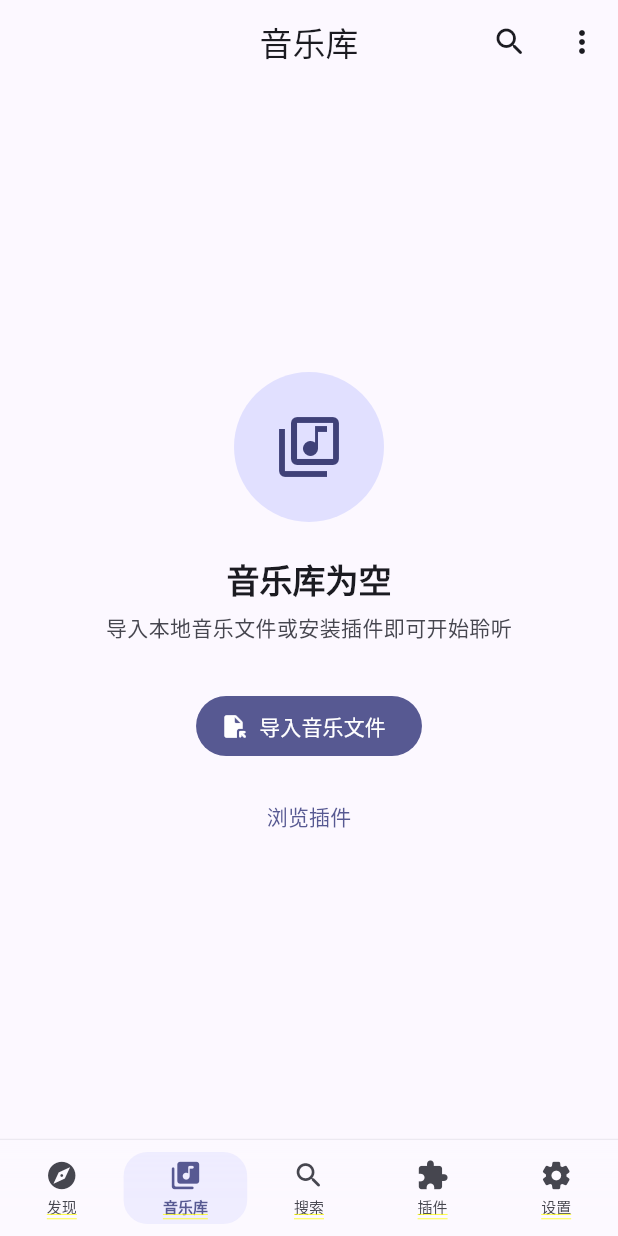
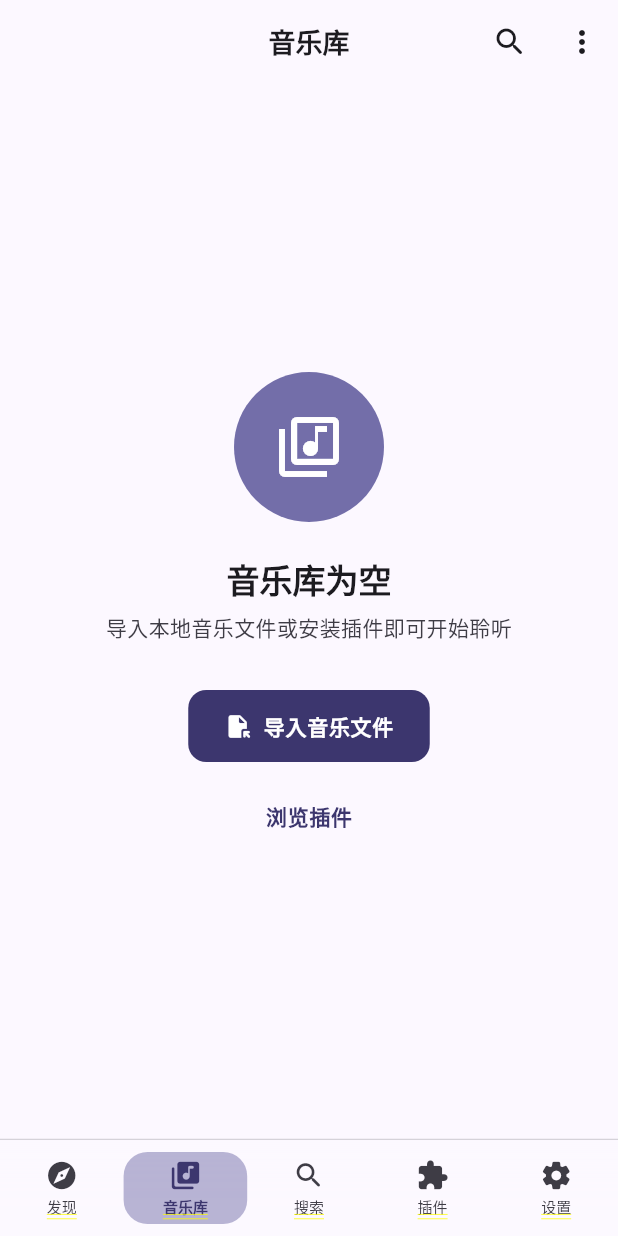
Before and after one commit to Chengxiaoyu1119/MusicFlow, a Flutter app: the screen it shows after launch, item 2 of the bottom bar chosen, on a phone screen of 412 x 824 dp. Run offline on Flutter 3.47's test engine with Material 3 defaults, Android fonts, the phone set to English and light mode, and no system bars; our stand-ins replace audio_service, cached_network_image, dio, file_picker, flutter_riverpod, go_router and 10 more; missing offline and left inert: encrypt, hotkey_manager, shelf_router, tray_manager, window_manager; accounts and stored records are empty.

Commit message:
feat: rich theme system, polished music tiles, improved typography

```diff
--- a/lib/core/theme/app_theme.dart
+++ b/lib/core/theme/app_theme.dart
@@ -1,57 +1,71 @@
 import 'package:flutter/material.dart';
 
 class AppTheme {
+  // 更鲜艳的种子色
+  static const Color _seedColor = Color(0xFF6C5CE7);
+
   static ThemeData light() {
     final colorScheme = ColorScheme.fromSeed(
-      seedColor: const Color(0xFF6366F1),
+      seedColor: _seedColor,
       brightness: Brightness.light,
+      contrastLevel: 0.4,
     );
     return _buildTheme(colorScheme);
   }
 
   static ThemeData dark() {
     final colorScheme = ColorScheme.fromSeed(
-      seedColor: const Color(0xFF6366F1),
+      seedColor: _seedColor,
       brightness: Brightness.dark,
+      contrastLevel: 0.4,
     );
     return _buildTheme(colorScheme);
   }
 
   static ThemeData _buildTheme(ColorScheme colorScheme) {
+    final isDark = colorScheme.brightness == Brightness.dark;
+
     return ThemeData(
       useMaterial3: true,
       colorScheme: colorScheme,
       brightness: colorScheme.brightness,
-      // Card
+
+      // 全局排版
+      textTheme: TextTheme(
+        headlineLarge: TextStyle(
+          fontWeight: FontWeight.w700, letterSpacing: -1,
+          color: colorScheme.onSurface,
+        ),
+        headlineMedium: TextStyle(
+          fontWeight: FontWeight.w700, letterSpacing: -0.5,
+          color: colorScheme.onSurface,
+        ),
+        titleLarge: TextStyle(
+          fontWeight: FontWeight.w600,
+          color: colorScheme.onSurface,
+        ),
+        titleMedium: TextStyle(
+          fontWeight: FontWeight.w600,
+          color: colorScheme.onSurface,
+        ),
+        bodyLarge: TextStyle(color: colorScheme.onSurface),
+        bodyMedium: TextStyle(color: colorScheme.onSurface),
+        bodySmall: TextStyle(color: colorScheme.onSurfaceVariant),
+        labelLarge: TextStyle(fontWeight: FontWeight.w600, letterSpacing: 0.5),
+        labelSmall: TextStyle(fontWeight: FontWeight.w500, letterSpacing: 0.3),
+      ),
+
+      // Card — 圆角 + 阴影
       cardTheme: CardThemeData(
-        elevation: 0,
+        elevation: isDark ? 0 : 1,
+        shadowColor: colorScheme.shadow.withValues(alpha: 0.1),
         shape: RoundedRectangleBorder(
           borderRadius: BorderRadius.circular(16),
         ),
         clipBehavior: Clip.antiAlias,
+        color: colorScheme.surfaceContainerLow,
       ),
-      // Navigation Bar
-      navigationBarTheme: NavigationBarThemeData(
-        elevation: 0,
-        labelBehavior: NavigationDestinationLabelBehavior.onlyShowSelected,
-        indicatorShape: RoundedRectangleBorder(
-          borderRadius: BorderRadius.circular(12),
-        ),
-      ),
-      // Bottom Sheet
-      bottomSheetTheme: const BottomSheetThemeData(
-        showDragHandle: true,
-        modalElevation: 0,
-      ),
-      // Slider
-      sliderTheme: SliderThemeData(
-        trackHeight: 4,
-        thumbShape: const RoundSliderThumbShape(enabledThumbRadius: 6),
-        overlayShape: const RoundSliderOverlayShape(overlayRadius: 16),
-        activeTrackColor: colorScheme.primary,
-        inactiveTrackColor: colorScheme.surfaceContainerHighest,
-        thumbColor: colorScheme.primary,
-      ),
+
       // App Bar
       appBarTheme: AppBarTheme(
         centerTitle: true,
@@ -59,7 +73,39 @@ class AppTheme {
         scrolledUnderElevation: 0.5,
         backgroundColor: Colors.transparent,
         foregroundColor: colorScheme.onSurface,
+        titleTextStyle: TextStyle(
+          color: colorScheme.onSurface,
+          fontSize: 18,
+          fontWeight: FontWeight.w600,
+        ),
       ),
+
+      // Bottom Sheet
+      bottomSheetTheme: BottomSheetThemeData(
+        showDragHandle: true,
+        modalElevation: 0,
+        shape: const RoundedRectangleBorder(
+          borderRadius: BorderRadius.vertical(top: Radius.circular(24)),
+        ),
+        backgroundColor: colorScheme.surface,
+      ),
+
+      // Slider
+      sliderTheme: SliderThemeData(
+        trackHeight: 5,
+        thumbShape: const RoundSliderThumbShape(enabledThumbRadius: 7),
+        overlayShape: const RoundSliderOverlayShape(overlayRadius: 20),
+        activeTrackColor: colorScheme.primary,
+        inactiveTrackColor: colorScheme.surfaceContainerHighest,
+        thumbColor: colorScheme.primary,
+        valueIndicatorColor: colorScheme.primary,
+        valueIndicatorTextStyle: TextStyle(
+          color: colorScheme.onPrimary,
+          fontSize: 12,
+          fontWeight: FontWeight.w600,
+        ),
+      ),
+
       // Icon Button
       iconButtonTheme: IconButtonThemeData(
         style: IconButton.styleFrom(
@@ -68,12 +114,59 @@ class AppTheme {
           ),
         ),
       ),
+
+      // Elevated Button
+      elevatedButtonTheme: ElevatedButtonThemeData(
+        style: ElevatedButton.styleFrom(
+          elevation: 0,
+          shape: RoundedRectangleBorder(
+            borderRadius: BorderRadius.circular(12),
+          ),
+          padding: const EdgeInsets.symmetric(horizontal: 24, vertical: 14),
+        ),
+      ),
+
+      // Filled Button
+      filledButtonTheme: FilledButtonThemeData(
+        style: FilledButton.styleFrom(
+          shape: RoundedRectangleBorder(
+            borderRadius: BorderRadius.circular(12),
+          ),
+          padding: const EdgeInsets.symmetric(horizontal: 24, vertical: 14),
+        ),
+      ),
+
       // Search Bar
       searchBarTheme: SearchBarThemeData(
         elevation: WidgetStateProperty.all(0),
-        backgroundColor: WidgetStateProperty.all(colorScheme.surfaceContainerHighest),
+        backgroundColor: WidgetStateProperty.all(
+          colorScheme.surfaceContainerHighest,
+        ),
         shape: WidgetStateProperty.all(
           RoundedRectangleBorder(borderRadius: BorderRadius.circular(28)),
+        ),
+      ),
+
+      // Divider
+      dividerTheme: DividerThemeData(
+        color: colorScheme.outlineVariant.withValues(alpha: 0.5),
+        thickness: 0.5,
+      ),
+
+      // List Tile
+      listTileTheme: ListTileThemeData(
+        shape: RoundedRectangleBorder(
+          borderRadius: BorderRadius.circular(12),
+        ),
+        contentPadding: const EdgeInsets.symmetric(horizontal: 16, vertical: 2),
+      ),
+
+      // Segmented Button
+      segmentedButtonTheme: SegmentedButtonThemeData(
+        style: SegmentedButton.styleFrom(
+          shape: RoundedRectangleBorder(
+            borderRadius: BorderRadius.circular(12),
+          ),
         ),
       ),
     );
```
Also changed, not shown: lib/shared/widgets/music_tile.dart (+29 -17 lines).
